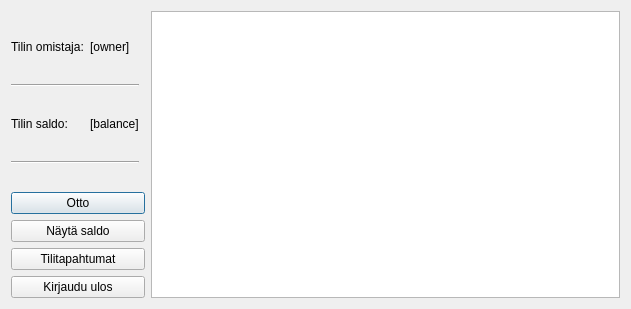
Above: bankautomat/bankmain.ui from Necromunda/ATM before the change. Below: the same form after it.
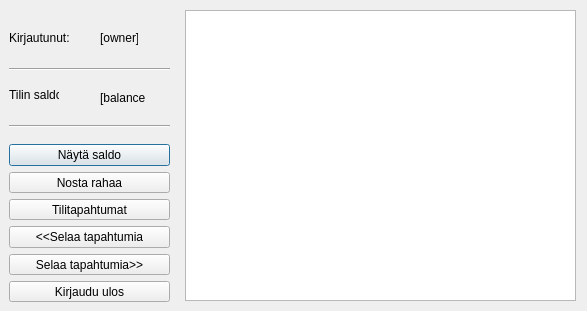
That is the form after the change.

```diff
--- a/bankautomat/bankmain.ui
+++ b/bankautomat/bankmain.ui
@@ -6,47 +6,111 @@
    <rect>
     <x>0</x>
     <y>0</y>
-    <width>631</width>
-    <height>309</height>
+    <width>587</width>
+    <height>311</height>
    </rect>
   </property>
   <property name="windowTitle">
    <string>Dialog</string>
   </property>
-  <layout class="QGridLayout" name="gridLayout">
-   <item row="4" column="1">
     <widget class="QLabel" name="label_accountBalanceAmount">
+   <property name="geometry">
+    <rect>
+     <x>100</x>
+     <y>90</y>
+     <width>45</width>
+     <height>16</height>
+    </rect>
+   </property>
      <property name="text">
       <string>[balance]</string>
      </property>
     </widget>
-   </item>
-   <item row="0" column="3" rowspan="8">
-    <widget class="QTextBrowser" name="textBrowser"/>
-   </item>
-   <item row="5" column="0" rowspan="2" colspan="2">
+  <widget class="QTextBrowser" name="textBrowser">
+   <property name="geometry">
+    <rect>
+     <x>185</x>
+     <y>10</y>
+     <width>391</width>
+     <height>291</height>
+    </rect>
+   </property>
+  </widget>
     <widget class="Line" name="line_2">
+   <property name="geometry">
+    <rect>
+     <x>9</x>
+     <y>116</y>
+     <width>161</width>
+     <height>21</height>
+    </rect>
+   </property>
      <property name="orientation">
       <enum>Qt::Horizontal</enum>
      </property>
     </widget>
-   </item>
-   <item row="2" column="0" rowspan="2" colspan="2">
     <widget class="Line" name="line">
+   <property name="geometry">
+    <rect>
+     <x>9</x>
+     <y>59</y>
+     <width>161</width>
+     <height>21</height>
+    </rect>
+   </property>
      <property name="orientation">
       <enum>Qt::Horizontal</enum>
      </property>
     </widget>
-   </item>
-   <item row="7" column="0" colspan="3">
+  <widget class="QLabel" name="label_accountBalance">
+   <property name="geometry">
+    <rect>
+     <x>9</x>
+     <y>87</y>
+     <width>50</width>
+     <height>16</height>
+    </rect>
+   </property>
+   <property name="text">
+    <string>Tilin saldo:</string>
+   </property>
+  </widget>
+  <widget class="QLabel" name="label_accountOwner">
+   <property name="geometry">
+    <rect>
+     <x>9</x>
+     <y>30</y>
+     <width>65</width>
+     <height>16</height>
+    </rect>
+   </property>
+   <property name="text">
+    <string>Kirjautunut:</string>
+   </property>
+  </widget>
+  <widget class="QLabel" name="label_accountOwnerName">
+   <property name="geometry">
+    <rect>
+     <x>100</x>
+     <y>30</y>
+     <width>38</width>
+     <height>16</height>
+    </rect>
+   </property>
+   <property name="text">
+    <string>[owner]</string>
+   </property>
+  </widget>
+  <widget class="QWidget" name="">
+   <property name="geometry">
+    <rect>
+     <x>9</x>
+     <y>144</y>
+     <width>161</width>
+     <height>158</height>
+    </rect>
+   </property>
     <layout class="QVBoxLayout" name="verticalLayout">
-     <item>
-      <widget class="QPushButton" name="btn_withdrawMoney">
-       <property name="text">
-        <string>Otto</string>
-       </property>
-      </widget>
-     </item>
      <item>
       <widget class="QPushButton" name="btn_showBalance">
        <property name="text">
@@ -54,6 +118,13 @@
        </property>
       </widget>
      </item>
+    <item>
+     <widget class="QPushButton" name="btn_withdrawMoney">
+      <property name="text">
+       <string>Nosta rahaa</string>
+      </property>
+     </widget>
+    </item>
      <item>
       <widget class="QPushButton" name="btn_showTransactions">
        <property name="text">
@@ -61,6 +132,20 @@
        </property>
       </widget>
      </item>
+    <item>
+     <widget class="QPushButton" name="btn_showPreviousActions">
+      <property name="text">
+       <string>&lt;&lt;Selaa tapahtumia</string>
+      </property>
+     </widget>
+    </item>
+    <item>
+     <widget class="QPushButton" name="btn_showNextActions">
+      <property name="text">
+       <string>Selaa tapahtumia&gt;&gt;</string>
+      </property>
+     </widget>
+    </item>
      <item>
       <widget class="QPushButton" name="btn_logOut">
        <property name="text">
@@ -69,29 +154,7 @@
       </widget>
      </item>
     </layout>
-   </item>
-   <item row="4" column="0">
-    <widget class="QLabel" name="label_tilinSaldo">
-     <property name="text">
-      <string>Tilin saldo:</string>
-     </property>
-    </widget>
-   </item>
-   <item row="1" column="0">
-    <widget class="QLabel" name="label_tilinOmistaja">
-     <property name="text">
-      <string>Tilin omistaja:</string>
-     </property>
-    </widget>
-   </item>
-   <item row="1" column="1">
-    <widget class="QLabel" name="label_accountOwnerName">
-     <property name="text">
-      <string>[owner]</string>
-     </property>
-    </widget>
-   </item>
-  </layout>
+  </widget>
  </widget>
  <resources/>
  <connections/>
```
Lines whose indentation alone changed are shown as unchanged.
